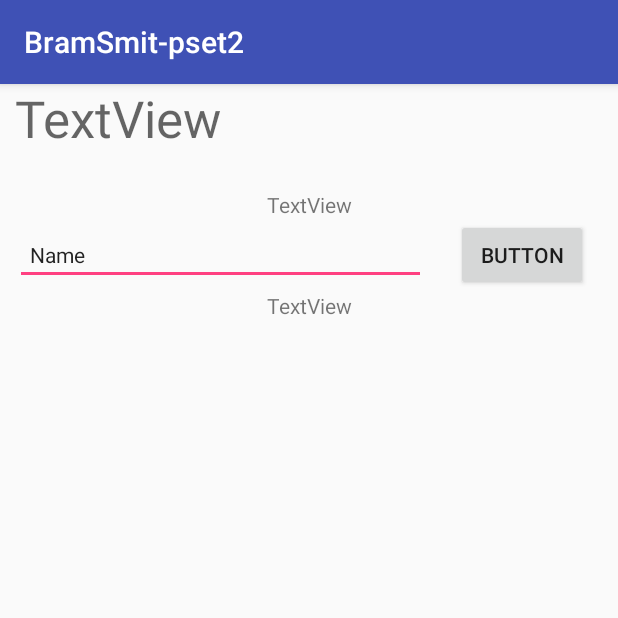
After one commit to Bram502/BramSmit-pset2, an Android app: the FirstActivity screen opened directly, with no data from a screen before it, on a phone screen of 412 x 824 dp, the top half of it. The commit adds this screen. Run offline under Robolectric (Android 15) with nearby library versions, the phone set to English and light mode, and no system bars.

Commit message:
Layout of Main and First activity added

```diff
--- a/app/src/main/AndroidManifest.xml
+++ b/app/src/main/AndroidManifest.xml
@@ -16,6 +16,7 @@
                 <category android:name="android.intent.category.LAUNCHER" />
             </intent-filter>
         </activity>
+        <activity android:name=".FirstActivity"></activity>
     </application>
 
 </manifest>
--- /dev/null
+++ b/app/src/main/java/com/example/bwhsm/bramsmit_pset2/FirstActivity.java
@@ -0,0 +1,24 @@
+package com.example.bwhsm.bramsmit_pset2;
+
+import android.content.Intent;
+import android.support.v7.app.AppCompatActivity;
+import android.os.Bundle;
+import android.view.View;
+import android.widget.TextView;
+
+public class FirstActivity extends AppCompatActivity {
+
+    @Override
+    protected void onCreate(Bundle savedInstanceState) {
+        super.onCreate(savedInstanceState);
+        setContentView(R.layout.activity_first);
+
+//        Intent intent = getIntent();
+//        String receivedText = intent.getStringExtra("word");
+//
+//        TextView textView = (TextView) findViewById(R.id.textView);
+//        textView.setText(receivedText);
+    }
+
+
+}
--- /dev/null
+++ b/app/src/main/res/layout/activity_first.xml
@@ -0,0 +1,67 @@
+<?xml version="1.0" encoding="utf-8"?>
+<LinearLayout xmlns:android="http://schemas.android.com/apk/res/android"
+    xmlns:app="http://schemas.android.com/apk/res-auto"
+    xmlns:tools="http://schemas.android.com/tools"
+    android:layout_width="match_parent"
+    android:layout_height="match_parent"
+    android:orientation="vertical"
+    tools:context="com.example.bwhsm.bramsmit_pset2.FirstActivity"
+    android:weightSum="1">
+
+
+    <TextView
+        android:id="@+id/textView3"
+        android:layout_width="match_parent"
+        android:layout_height="wrap_content"
+        android:layout_marginBottom="25dp"
+        android:layout_marginLeft="10dp"
+        android:text="TextView"
+        android:textAppearance="@style/TextAppearance.AppCompat.Display1"
+        tools:text="Fill in the words to complete the story!" />
+
+    <TextView
+        android:id="@+id/textView4"
+        android:layout_width="match_parent"
+        android:layout_height="wrap_content"
+        android:layout_marginLeft="120dp"
+        android:layout_marginRight="120dp"
+        android:text="TextView"
+        android:gravity="center"
+        tools:text="7 word(s) left" />
+
+    <LinearLayout
+        android:layout_width="match_parent"
+        android:layout_height="wrap_content"
+        android:orientation="horizontal">
+
+        <EditText
+            android:id="@+id/editText2"
+            android:layout_width="wrap_content"
+            android:layout_height="wrap_content"
+            android:layout_marginLeft="10dp"
+            android:layout_weight="2.14"
+            android:ems="10"
+            android:inputType="textPersonName"
+            android:paddingLeft="10dp"
+            android:text="Name"
+            android:textAppearance="@android:style/TextAppearance.DeviceDefault.Small" />
+
+        <Button
+            android:id="@+id/button2"
+            android:layout_width="wrap_content"
+            android:layout_height="wrap_content"
+            android:layout_marginLeft="20dp"
+            android:layout_marginRight="20dp"
+            android:text="Button" />
+
+    </LinearLayout>
+
+    <TextView
+        android:id="@+id/textView5"
+        android:layout_width="match_parent"
+        android:layout_height="wrap_content"
+        android:gravity="center"
+        android:text="TextView"
+        tools:text="please type a/an noun" />
+
+</LinearLayout>
```
Also changed, not shown: app/src/main/java/com/example/bwhsm/bramsmit_pset2/MainActivity.java (+31 -0 lines), app/src/main/res/layout/activity_main.xml (+43 -9 lines), app/src/main/res/drawable/madlibs.png (added).
